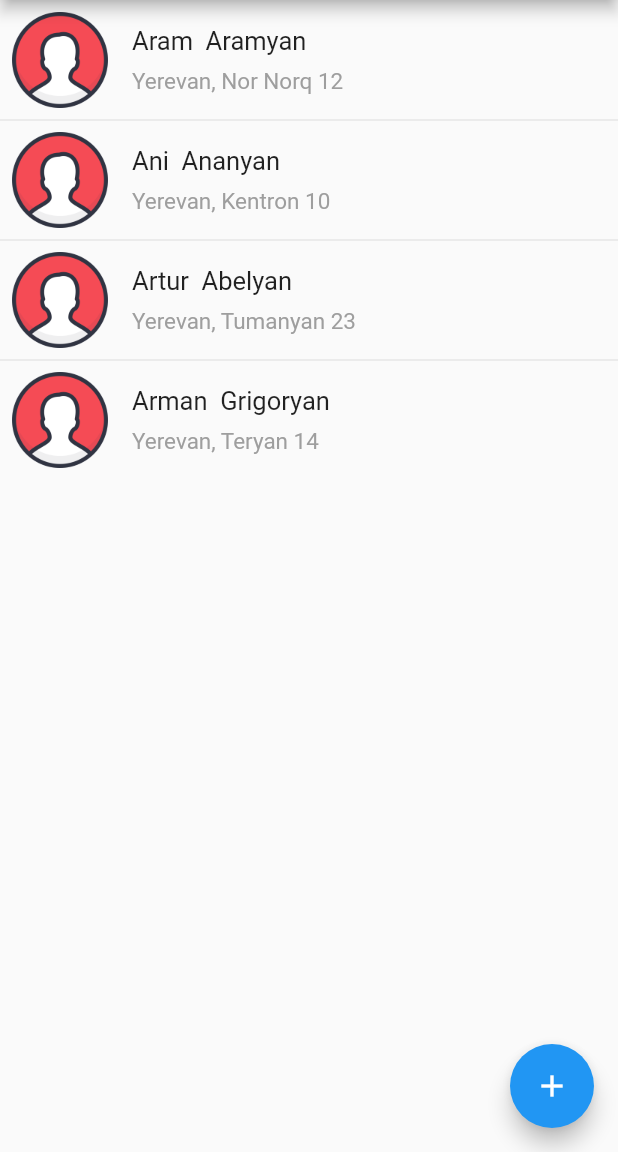
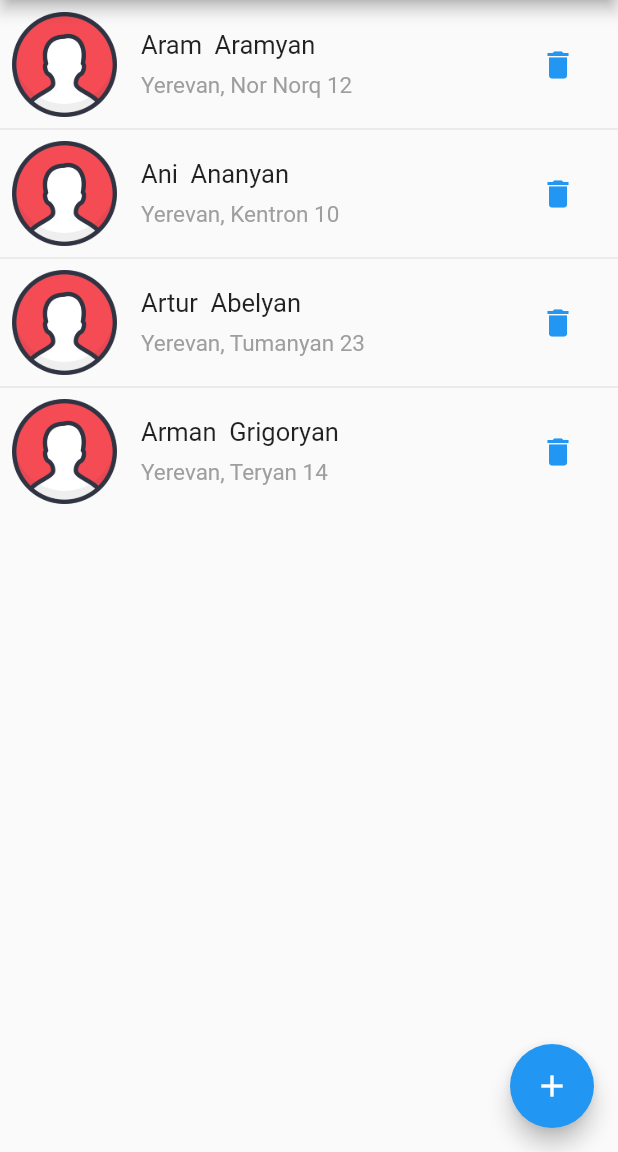
Before and after one commit to Aghabalyan/address_book, a Flutter app: the screen it shows after launch, on a phone screen of 412 x 824 dp, the part 84-1236 px from its top. Run offline on Flutter 3.47's test engine with Material 2 defaults, Android fonts, the phone set to English and light mode, and no system bars; our stand-ins replace image_picker; missing offline and left inert: dart:ffi.

Commit message:
feat: add image picker

```diff
--- a/lib/models/user.dart
+++ b/lib/models/user.dart
@@ -1,14 +1,17 @@
 import 'dart:ffi';
+import 'dart:io';
+
 class User {
 
   String? firstName;
   String? lastName;
   int? age;
   String? address;
+  File? imageFile;
 
   String get fullName {
     return '${firstName ?? ''}  ${lastName ?? ''}';
   }
 
-  User(this.firstName, this.lastName, this.age, this.address);
+  User(this.firstName, this.lastName, this.age, this.address, this.imageFile);
 }
--- a/lib/screens/add_user.dart
+++ b/lib/screens/add_user.dart
@@ -14,6 +14,7 @@ class _AddUserState extends State<AddUser> {
   Widget build(BuildContext context) {
     return MaterialApp(
       home: Scaffold(
+        // resizeToAvoidBottomInset: false,
         appBar: AppBar(
           title: const Text('Add User'),
             leading:
--- a/lib/screens/users.dart
+++ b/lib/screens/users.dart
@@ -20,10 +20,10 @@ class _Users extends State<Users> {
   void initState() {
     super.initState();
 
-    User user1 = User('Aram', 'Aramyan', 18, 'Yerevan, Nor Norq 12');
-    User user2 = User('Ani', 'Ananyan', 19, 'Yerevan, Kentron 10');
-    User user3 = User('Artur', 'Abelyan', 34, 'Yerevan, Tumanyan 23');
-    User user4 = User('Arman', 'Grigoryan', 34, 'Yerevan, Teryan 14');
+    User user1 = User('Aram', 'Aramyan', 18, 'Yerevan, Nor Norq 12', null);
+    User user2 = User('Ani', 'Ananyan', 19, 'Yerevan, Kentron 10', null);
+    User user3 = User('Artur', 'Abelyan', 34, 'Yerevan, Tumanyan 23', null);
+    User user4 = User('Arman', 'Grigoryan', 34, 'Yerevan, Teryan 14', null);
 
     users.add(user1);
     users.add(user2);
@@ -71,9 +71,13 @@ class _Users extends State<Users> {
                 //  return Row(
                 children: [
                   const SizedBox(width: 8),
-                  Image.asset(
-                    'images/user.png',
-                    scale: 8,
+                 users[index].imageFile == null ?
+                  Image.asset('images/user.png', width: 70.0,height: 70.0,):
+                  ClipOval(
+                    child: SizedBox.fromSize(
+                      size: const Size.fromRadius(35.0), // Image radius
+                      child: Image.file(users[index].imageFile!, width: 70.0, height: 70.0, fit: BoxFit.cover,),
+                    ),
                   ),
                   const SizedBox(width: 16),
                   Column(
@@ -91,6 +95,16 @@ class _Users extends State<Users> {
                       )
                     ],
                   ),
+                  const Spacer(),
+                  IconButton(
+                      onPressed: () {
+                        setState(() {
+                          users.removeAt(index);
+                        });
+                      },
+                      icon: const Icon(Icons.delete, color: Colors.blue,)
+                  ),
+                  const SizedBox(width: 16,)
                 ],
               ));
         },
--- a/pubspec.yaml
+++ b/pubspec.yaml
@@ -36,6 +36,7 @@ dependencies:
   # The following adds the Cupertino Icons font to your application.
   # Use with the CupertinoIcons class for iOS style icons.
   cupertino_icons: ^1.0.2
+  image_picker: ^0.8.6
 
 dev_dependencies:
   flutter_test:
@@ -46,6 +47,7 @@ dev_dependencies:
   # activated in the `analysis_options.yaml` file located at the root of your
   # package. See that file for information about deactivating specific lint
   # rules and activating additional ones.
+
   flutter_lints: ^2.0.0
 
 # For information on the generic Dart part of this file, see the
```
Also changed, not shown: lib/screens/user_detail.dart (+41 -7 lines), lib/screens/user_form.dart (+39 -2 lines), pubspec.lock, 7 other files.
